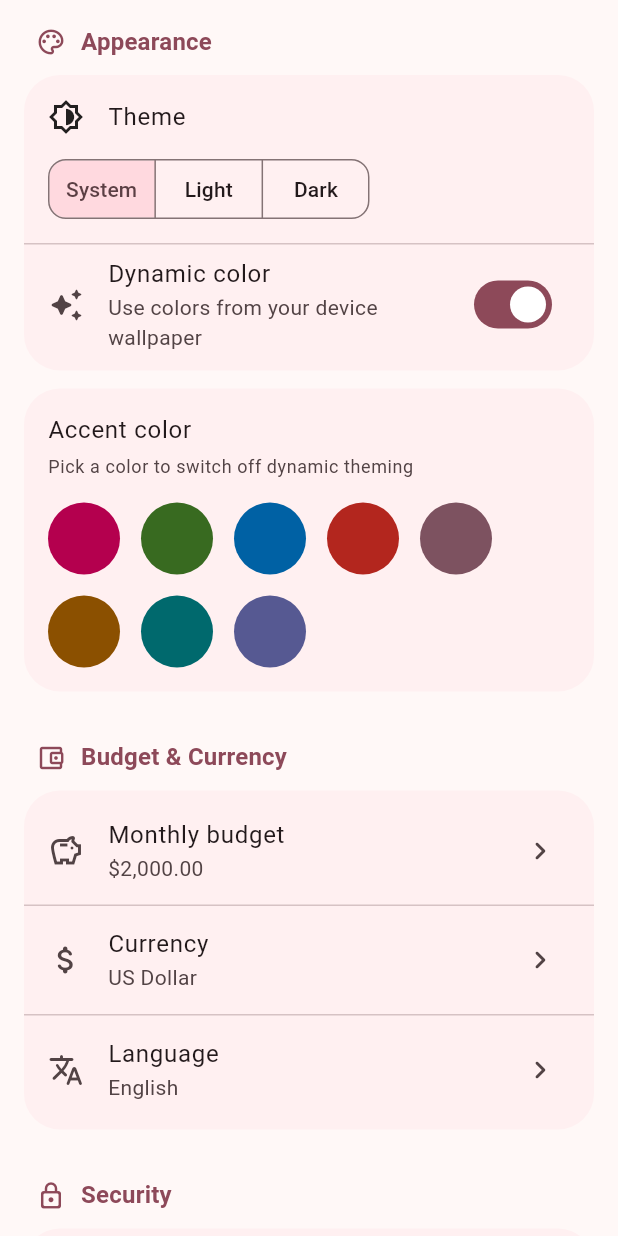
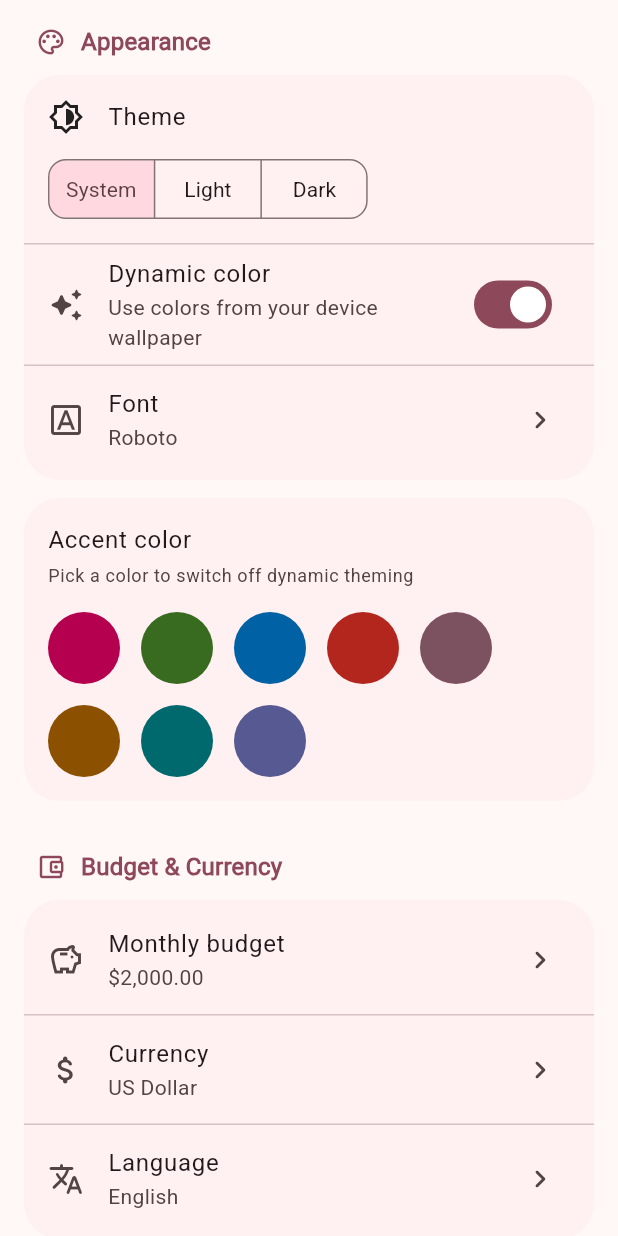
Before and after one commit to Rofiqul-Umma/financely, a Flutter app: the SettingsPage widget shown alone on an empty page, opened directly, after a tap on "Dynamic color", on a phone screen of 412 x 824 dp. Run offline on Flutter 3.47's test engine with Material 3 defaults, Android fonts, the phone set to English and light mode, and no system bars; drawn by our look-alikes of dynamic_color; our stand-ins replace bloc, csv, drift, drift_flutter, equatable, fl_chart and 5 more; accounts and stored records are empty; generated files the repository leaves out were written again.

Commit message:
feat: add custom font support and implement font selection in settings

```diff
--- a/lib/app/app.dart
+++ b/lib/app/app.dart
@@ -73,11 +73,13 @@ class MaterialLedgerApp extends StatelessWidget {
               theme: AppTheme.from(
                 seed: settings.seedColor,
                 brightness: Brightness.light,
+                fontFamily: settings.fontFamily,
                 dynamicScheme: useDynamic ? lightDynamic : null,
               ),
               darkTheme: AppTheme.from(
                 seed: settings.seedColor,
                 brightness: Brightness.dark,
+                fontFamily: settings.fontFamily,
                 dynamicScheme: useDynamic ? darkDynamic : null,
               ),
               builder: (context, child) =>
--- /dev/null
+++ b/lib/core/constants/fonts.dart
@@ -0,0 +1,23 @@
+class AppFont {
+  /// The font family name as registered in pubspec.yaml.
+  final String family;
+
+  /// Human-readable name shown in the picker.
+  final String name;
+
+  const AppFont({required this.family, required this.name});
+}
+
+const List<AppFont> kAppFonts = <AppFont>[
+  AppFont(family: 'Roboto', name: 'Roboto'),
+  AppFont(family: 'Poppins', name: 'Poppins'),
+  AppFont(family: 'RobotoSlab', name: 'Roboto Slab'),
+  AppFont(family: 'ElmsSans', name: 'Elms Sans'),
+];
+
+final Map<String, AppFont> kFontByFamily = {
+  for (final f in kAppFonts) f.family: f,
+};
+
+AppFont fontByFamily(String family) =>
+    kFontByFamily[family] ?? kAppFonts.first;
--- a/lib/core/theme/app_theme.dart
+++ b/lib/core/theme/app_theme.dart
@@ -1,6 +1,5 @@
 import 'package:dynamic_color/dynamic_color.dart';
 import 'package:flutter/material.dart';
-import 'package:google_fonts/google_fonts.dart';
 
 /// Builds the Material Ledger MD3 theme from a seed color / dynamic scheme.
 class AppTheme {
@@ -9,16 +8,18 @@ class AppTheme {
   static ThemeData from({
     required Color seed,
     required Brightness brightness,
+    String fontFamily = 'Roboto',
     ColorScheme? dynamicScheme,
   }) {
     final scheme = dynamicScheme?.harmonized() ??
         ColorScheme.fromSeed(seedColor: seed, brightness: brightness);
-    return _base(scheme);
+    return _base(scheme, fontFamily);
   }
 
-  static ThemeData _base(ColorScheme scheme) {
+  static ThemeData _base(ColorScheme scheme, String fontFamily) {
     final baseText = ThemeData(brightness: scheme.brightness).textTheme;
-    final textTheme = GoogleFonts.robotoFlexTextTheme(baseText).apply(
+    final textTheme = baseText.apply(
+      fontFamily: fontFamily,
       bodyColor: scheme.onSurface,
       displayColor: scheme.onSurface,
     );
--- a/lib/features/settings/data/settings_repository_impl.dart
+++ b/lib/features/settings/data/settings_repository_impl.dart
@@ -14,6 +14,7 @@ class SettingsRepositoryImpl implements SettingsRepository {
   static const _kCurrency = 'settings.currency';
   static const _kBudget = 'settings.monthlyBudget';
   static const _kLanguage = 'settings.language';
+  static const _kFont = 'settings.fontFamily';
 
   @override
   Future<AppSettings> load() async {
@@ -26,6 +27,7 @@ class SettingsRepositoryImpl implements SettingsRepository {
       currencyCode: _prefs.getString(_kCurrency) ?? defaults.currencyCode,
       monthlyBudget: _prefs.getDouble(_kBudget) ?? defaults.monthlyBudget,
       languageCode: _prefs.getString(_kLanguage) ?? defaults.languageCode,
+      fontFamily: _prefs.getString(_kFont) ?? defaults.fontFamily,
     );
   }
 
@@ -38,6 +40,7 @@ class SettingsRepositoryImpl implements SettingsRepository {
       _prefs.setString(_kCurrency, settings.currencyCode),
       _prefs.setDouble(_kBudget, settings.monthlyBudget),
       _prefs.setString(_kLanguage, settings.languageCode),
+      _prefs.setString(_kFont, settings.fontFamily),
     ]);
   }
 }
--- a/lib/features/settings/domain/entities/app_settings.dart
+++ b/lib/features/settings/domain/entities/app_settings.dart
@@ -13,6 +13,9 @@ class AppSettings extends Equatable {
   /// UI language, as an ISO code ('en' or 'id').
   final String languageCode;
 
+  /// Font family name as registered in pubspec.yaml.
+  final String fontFamily;
+
   const AppSettings({
     required this.seedColorValue,
     required this.themeMode,
@@ -20,6 +23,7 @@ class AppSettings extends Equatable {
     required this.currencyCode,
     required this.monthlyBudget,
     required this.languageCode,
+    required this.fontFamily,
   });
 
   factory AppSettings.defaults() => AppSettings(
@@ -29,6 +33,7 @@ class AppSettings extends Equatable {
         currencyCode: 'USD',
         monthlyBudget: 2000,
         languageCode: 'en',
+        fontFamily: 'Roboto',
       );
 
   Color get seedColor => Color(seedColorValue);
@@ -40,6 +45,7 @@ class AppSettings extends Equatable {
     String? currencyCode,
     double? monthlyBudget,
     String? languageCode,
+    String? fontFamily,
   }) {
     return AppSettings(
       seedColorValue: seedColorValue ?? this.seedColorValue,
@@ -48,6 +54,7 @@ class AppSettings extends Equatable {
       currencyCode: currencyCode ?? this.currencyCode,
       monthlyBudget: monthlyBudget ?? this.monthlyBudget,
       languageCode: languageCode ?? this.languageCode,
+      fontFamily: fontFamily ?? this.fontFamily,
     );
   }
 
@@ -59,5 +66,6 @@ class AppSettings extends Equatable {
         currencyCode,
         monthlyBudget,
         languageCode,
+        fontFamily,
       ];
 }
--- a/lib/features/settings/presentation/cubit/settings_cubit.dart
+++ b/lib/features/settings/presentation/cubit/settings_cubit.dart
@@ -35,4 +35,7 @@ class SettingsCubit extends Cubit<AppSettings> {
 
   Future<void> setLanguage(String code) =>
       _update(state.copyWith(languageCode: code));
+
+  Future<void> setFontFamily(String family) =>
+      _update(state.copyWith(fontFamily: family));
 }
--- a/lib/features/settings/presentation/pages/settings_page.dart
+++ b/lib/features/settings/presentation/pages/settings_page.dart
@@ -8,6 +8,7 @@ import 'package:path/path.dart' as p;
 import 'package:share_plus/share_plus.dart';
 
 import '../../../../core/constants/currencies.dart';
+import '../../../../core/constants/fonts.dart';
 import '../../../../core/di/injector.dart';
 import '../../../../core/theme/app_palette.dart';
 import '../../../../core/utils/formatters.dart';
@@ -50,6 +51,17 @@ class SettingsPage extends StatelessWidget {
                       subtitle: Text(l.dynamicColorSubtitle),
                       value: settings.useDynamicColor,
                       onChanged: cubit.setUseDynamicColor,
+                    ),
+                    const Divider(),
+                    ListTile(
+                      leading: const Icon(Icons.font_download_outlined),
+                      title: Text(l.font),
+                      subtitle: Text(
+                        fontByFamily(settings.fontFamily).name,
+                        style: TextStyle(fontFamily: settings.fontFamily),
+                      ),
+                      trailing: const Icon(Icons.chevron_right_rounded),
+                      onTap: () => _pickFont(context, cubit),
                     ),
                   ],
                 ),
@@ -219,6 +231,35 @@ class SettingsPage extends StatelessWidget {
       ),
     );
     if (code != null) await cubit.setCurrency(code);
+  }
+
+  Future<void> _pickFont(BuildContext context, SettingsCubit cubit) async {
+    final family = await showModalBottomSheet<String>(
+      context: context,
+      showDragHandle: true,
+      builder: (context) => SafeArea(
+        child: ListView(
+          shrinkWrap: true,
+          children: [
+            for (final font in kAppFonts)
+              ListTile(
+                title: Text(
+                  font.name,
+                  style: TextStyle(fontFamily: font.family, fontSize: 18),
+                ),
+                trailing: font.family == cubit.state.fontFamily
+                    ? Icon(
+                        Icons.check_rounded,
+                        color: Theme.of(context).colorScheme.primary,
+                      )
+                    : null,
+                onTap: () => Navigator.pop(context, font.family),
+              ),
+          ],
+        ),
+      ),
+    );
+    if (family != null) await cubit.setFontFamily(family);
   }
 
   Future<void> _pickLanguage(BuildContext context, SettingsCubit cubit) async {
--- a/lib/l10n/app_en.arb
+++ b/lib/l10n/app_en.arb
@@ -132,6 +132,7 @@
   "themeDark": "Dark",
   "dynamicColor": "Dynamic color",
   "dynamicColorSubtitle": "Use colors from your device wallpaper",
+  "font": "Font",
   "accentColor": "Accent color",
   "accentDynamicHint": "Pick a color to switch off dynamic theming",
   "accentPickHint": "Pick your Material You brand color",
--- a/lib/l10n/app_id.arb
+++ b/lib/l10n/app_id.arb
@@ -99,6 +99,7 @@
   "themeDark": "Gelap",
   "dynamicColor": "Warna dinamis",
   "dynamicColorSubtitle": "Gunakan warna dari wallpaper perangkat",
+  "font": "Font",
   "accentColor": "Warna aksen",
   "accentDynamicHint": "Pilih warna untuk mematikan tema dinamis",
   "accentPickHint": "Pilih warna merek Material You Anda",
--- a/lib/l10n/app_localizations.dart
+++ b/lib/l10n/app_localizations.dart
@@ -620,6 +620,12 @@ abstract class AppLocalizations {
   /// **'Use colors from your device wallpaper'**
   String get dynamicColorSubtitle;
 
+  /// No description provided for @font.
+  ///
+  /// In en, this message translates to:
+  /// **'Font'**
+  String get font;
+
   /// No description provided for @accentColor.
   ///
   /// In en, this message translates to:
--- a/lib/l10n/app_localizations_en.dart
+++ b/lib/l10n/app_localizations_en.dart
@@ -296,6 +296,9 @@ class AppLocalizationsEn extends AppLocalizations {
   String get dynamicColorSubtitle => 'Use colors from your device wallpaper';
 
   @override
+  String get font => 'Font';
+
+  @override
   String get accentColor => 'Accent color';
 
   @override
--- a/lib/l10n/app_localizations_id.dart
+++ b/lib/l10n/app_localizations_id.dart
@@ -296,6 +296,9 @@ class AppLocalizationsId extends AppLocalizations {
   String get dynamicColorSubtitle => 'Gunakan warna dari wallpaper perangkat';
 
   @override
+  String get font => 'Font';
+
+  @override
   String get accentColor => 'Warna aksen';
 
   @override
```
Also changed, not shown: pubspec.yaml (+14 -0 lines), assets/fonts/ElmsSans.ttf (added), assets/fonts/Poppins.ttf (added), assets/fonts/Roboto.ttf (added), assets/fonts/RobotoSlab.ttf (added), 1 other file.
